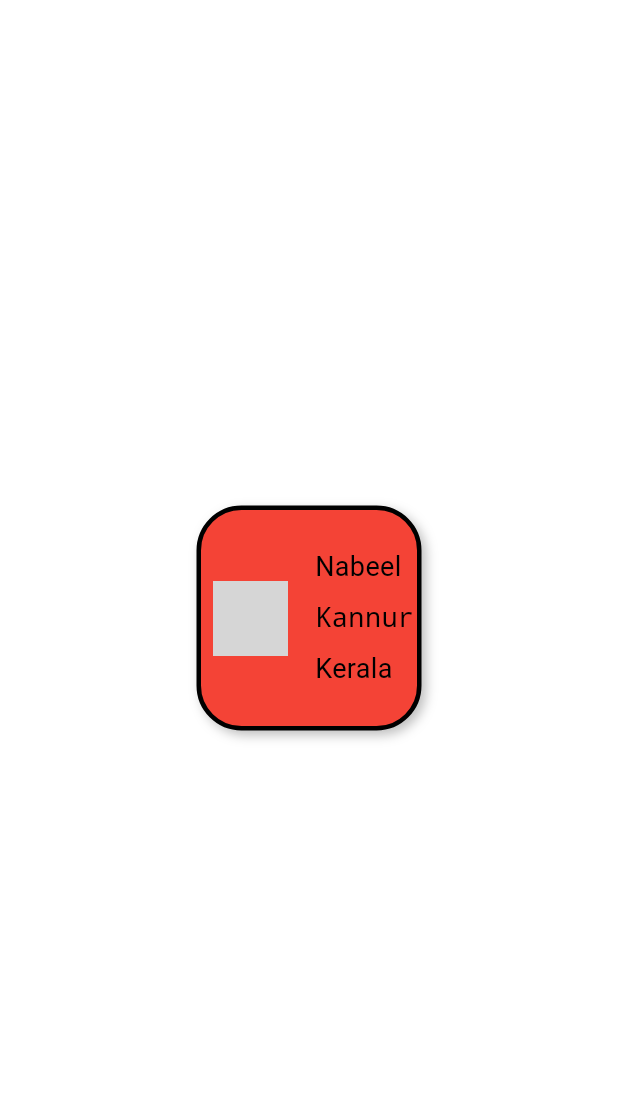
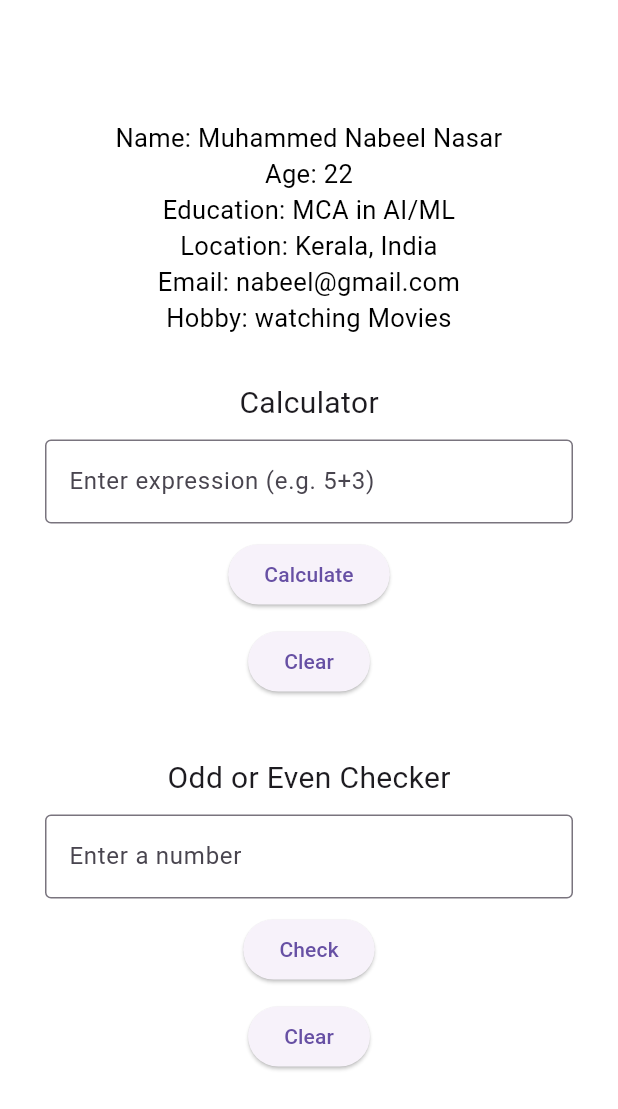
Before and after one commit to Nabeelnasar2003/flutterProject, a Flutter app: the screen it shows after launch, on a phone screen of 412 x 824 dp. Shown: the top 1109 px of the screen. Run offline on Flutter 3.47's test engine with Material 3 defaults, Android fonts, the phone set to English and light mode, and no system bars; Roboto replaces fonts that are missing (Arial, Cursive); grey boxes are pictures that could not be loaded.

Commit message:
Updated calculator and added odd/even checker in same screen

```diff
--- a/lib/main.dart
+++ b/lib/main.dart
@@ -10,83 +10,195 @@ class MainApp extends StatelessWidget {
   @override
   Widget build(BuildContext context) {
     return const MaterialApp(
-      home: Scaffold(
-        backgroundColor: Colors.white,
-        body: Center(
-          child: CurvedSquare(),
+      debugShowCheckedModeBanner: false,
+      home: CombinedScreen(),
+    );
+  }
+}
+
+class CombinedScreen extends StatefulWidget {
+  const CombinedScreen({super.key});
+
+  @override
+  State<CombinedScreen> createState() => _CombinedScreenState();
+}
+
+class _CombinedScreenState extends State<CombinedScreen> {
+  final TextEditingController expressionController = TextEditingController();
+  final TextEditingController numberController = TextEditingController();
+
+  String calculatorResult = '';
+  String oddEvenResult = '';
+
+  // Function to clear calculator input & result
+  void clearExpression() {
+    expressionController.clear();
+    setState(() {
+      calculatorResult = '';
+    });
+  }
+
+  // Function to perform calculation
+  void calculateExpression() {
+    String input = expressionController.text;
+    double res = 0;
+
+    try {
+      if (input.contains('+')) {
+        var parts = input.split('+');
+        res = double.parse(parts[0]) + double.parse(parts[1]);
+      } else if (input.contains('-')) {
+        var parts = input.split('-');
+        res = double.parse(parts[0]) - double.parse(parts[1]);
+      } else if (input.contains('*')) {
+        var parts = input.split('*');
+        res = double.parse(parts[0]) * double.parse(parts[1]);
+      } else if (input.contains('/')) {
+        var parts = input.split('/');
+        double num2 = double.parse(parts[1]);
+        if (num2 != 0) {
+          res = double.parse(parts[0]) / num2;
+        } else {
+          setState(() {
+            calculatorResult = 'Cannot divide by zero';
+          });
+          return;
+        }
+      } else {
+        setState(() {
+          calculatorResult = 'Invalid expression';
+        });
+        return;
+      }
+
+      setState(() {
+        calculatorResult = 'Result: $res';
+      });
+    } catch (e) {
+      setState(() {
+        calculatorResult = 'Invalid input';
+      });
+    }
+  }
+
+  // Function to check odd or even
+  void checkOddOrEven() {
+    if (numberController.text.isEmpty) {
+      setState(() {
+        oddEvenResult = 'Please enter a number';
+      });
+      return;
+    }
+
+    int numValue = int.tryParse(numberController.text) ?? 0;
+
+    setState(() {
+      if (numValue % 2 == 0) {
+        oddEvenResult = '$numValue is Even';
+      } else {
+        oddEvenResult = '$numValue is Odd';
+      }
+    });
+  }
+
+  // Clear Odd/Even input & result
+  void clearOddEven() {
+    numberController.clear();
+    setState(() {
+      oddEvenResult = '';
+    });
+  }
+
+  @override
+  Widget build(BuildContext context) {
+    return Scaffold(
+      backgroundColor: Colors.white,
+
+      body: SingleChildScrollView(
+        child: Padding(
+          padding: const EdgeInsets.only(top: 80, left: 30, right: 30),
+          child: Column(
+            crossAxisAlignment: CrossAxisAlignment.center,
+            children: [
+              // Personal Info
+              const Text(
+                'Name: Muhammed Nabeel Nasar\n'
+                'Age: 22\n'
+                'Education: MCA in AI/ML\n'
+                'Location: Kerala, India\n'
+                'Email: nabeel@gmail.com\n'
+                'Hobby: watching Movies',
+                textAlign: TextAlign.center,
+                style: TextStyle(
+                  fontSize: 17,
+                  color: Colors.black,
+                ),
+              ),
+              const SizedBox(height: 30),
+
+              // Calculator Section
+              Text(
+                'Calculator',
+                style: TextStyle(fontSize: 20),
+              ),
+              const SizedBox(height: 10),
+              TextField(
+                controller: expressionController,
+                keyboardType: TextInputType.name,
+                decoration: const InputDecoration(
+                  labelText: 'Enter expression (e.g. 5+3)',
+                  border: OutlineInputBorder(),
+                ),
+              ),
+              const SizedBox(height: 10),
+              ElevatedButton(
+                onPressed: calculateExpression,
+                child: const Text('Calculate'),
+              ),
+              const SizedBox(height: 10),
+              ElevatedButton(
+                onPressed: clearExpression,
+                child: const Text('Clear'),
+              ),
+              const SizedBox(height: 10),
+              Text(
+                calculatorResult,
+                style: const TextStyle(fontSize: 20, color: Colors.black),
+              ),
+
+
+              Text(
+                'Odd or Even Checker',
+                style: TextStyle(fontSize: 20),
+              ),
+              const SizedBox(height: 10),
+              TextField(
+                controller: numberController,
+                keyboardType: TextInputType.number,
+                decoration: const InputDecoration(
+                  labelText: 'Enter a number',
+                  border: OutlineInputBorder(),
+                ),
+              ),
+              const SizedBox(height: 10),
+              ElevatedButton(
+                onPressed: checkOddOrEven,
+                child: const Text('Check'),
+              ),
+              const SizedBox(height: 10),
+              ElevatedButton(
+                onPressed: clearOddEven,
+                child: const Text('Clear'),
+              ),
+              const SizedBox(height: 10),
+              Text(
+                oddEvenResult,
+                style: const TextStyle(fontSize: 20, color: Colors.black),
+              ),
+            ],
+          ),
         ),
       ),
     );
   }
 }
-
-class CurvedSquare extends StatelessWidget {
-  const CurvedSquare({super.key});
-
-  @override
-  Widget build(BuildContext context) {
-    return Container(
-      width: 150,
-      height: 150,
-      decoration: BoxDecoration(
-        color: Colors.red,
-        border: Border.all(color: Colors.black, width: 3),
-        borderRadius: BorderRadius.circular(30),
-        boxShadow: [
-          BoxShadow(
-            color: Colors.black26,
-            blurRadius: 6,
-            offset: Offset(3, 3),
-          ),
-        ],
-      ),
-      child: Row(
-        crossAxisAlignment: CrossAxisAlignment.center, // align vertically center
-        children: [
-          Padding(
-            padding: EdgeInsets.all(8),
-            child: Image(
-              image: AssetImage('assets/images/5332447875512265802.jpg'),
-              width: 50,
-              height: 50,
-            ),
-          ),
-          SizedBox(width: 10),
-          // Texts stacked vertically
-          Column(
-            mainAxisAlignment: MainAxisAlignment.center, // center texts vertically
-            crossAxisAlignment: CrossAxisAlignment.start, // align texts to start (left)
-            children: [
-              Text(
-                'Nabeel',
-                style: TextStyle(
-                  fontFamily: 'Arial',
-                  fontSize: 18,
-                  color: Colors.black,
-                ),
-              ),
-              SizedBox(height: 8),
-              Text(
-                'Kannur',
-                style: TextStyle(
-                  fontFamily: 'Courier New',
-                  fontSize: 18,
-                  color: Colors.black,
-                ),
-              ),
-              SizedBox(height: 8),
-              Text(
-                'Kerala',
-                style: TextStyle(
-                  fontFamily: 'Cursive',
-                  fontSize: 18,
-                  color: Colors.black,
-                ),
-              ),
-            ],
-          ),
-        ],
-      ),
-    );
-  }
-}
```
